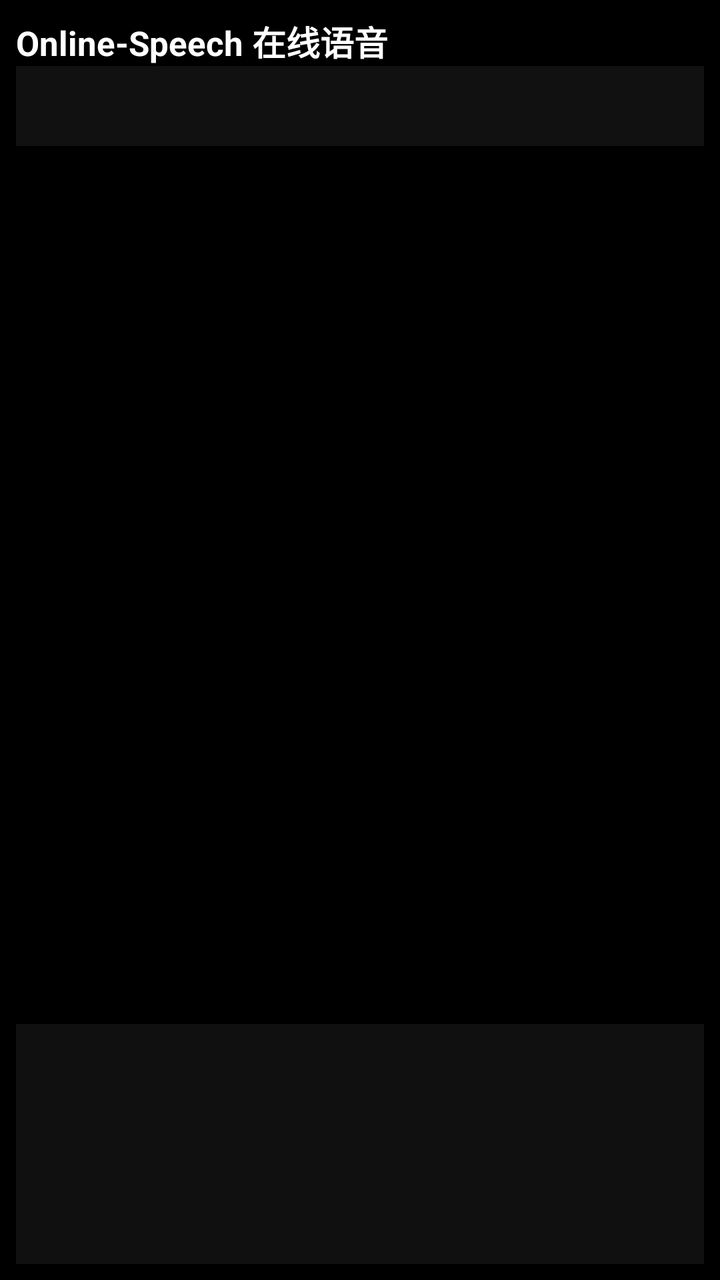
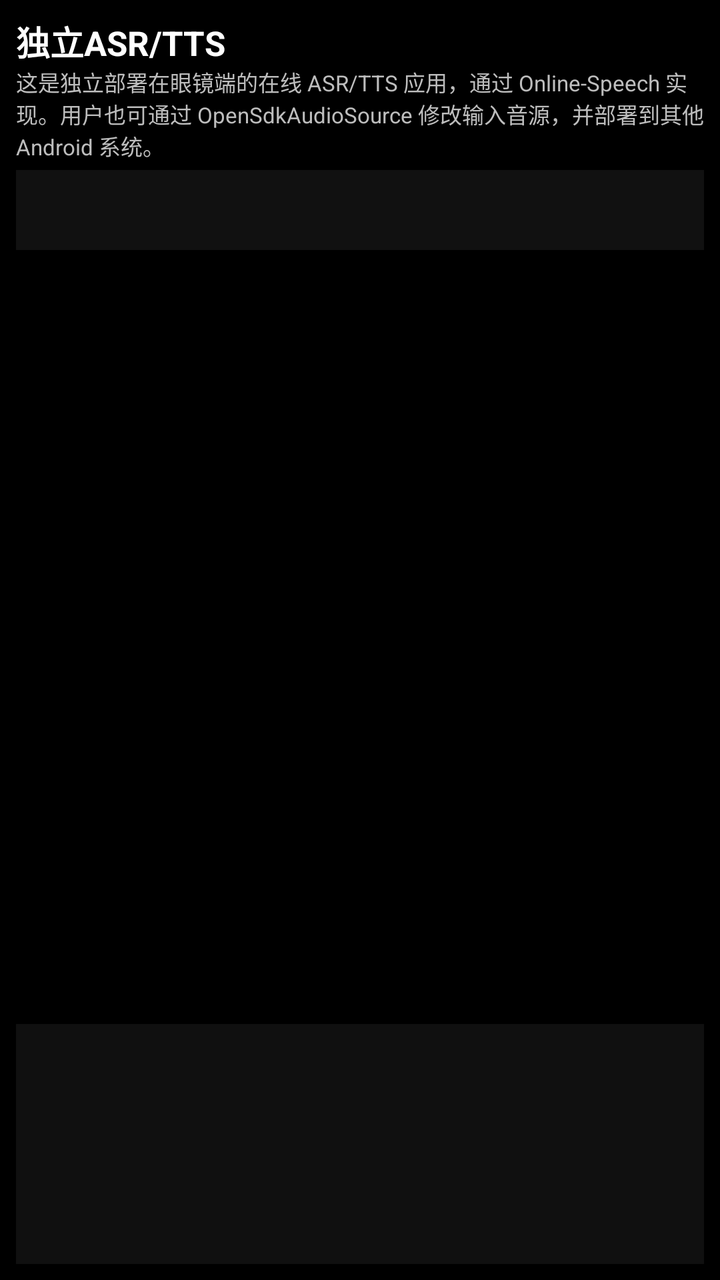

Before-and-after screenshots of an Android layout around one commit, followed by the original layout XML and the change that was made.
<!-- AndroidManifest.xml: application theme Theme.Glessedemo -->
<!-- res/layout/activity_private_speech.xml -->
<?xml version="1.0" encoding="utf-8"?>
<LinearLayout xmlns:android="http://schemas.android.com/apk/res/android"
    xmlns:app="http://schemas.android.com/apk/res-auto"
    android:layout_width="match_parent"
    android:layout_height="match_parent"
    android:background="#000000"
    android:orientation="vertical"
    android:padding="8dp">

    <TextView
        android:layout_width="match_parent"
        android:layout_height="wrap_content"
        android:text="Online-Speech 在线语音"
        android:textColor="#FFFFFF"
        android:textSize="17sp"
        android:textStyle="bold" />

    <com.google.android.material.tabs.TabLayout
        android:id="@+id/tabs_private_speech"
        android:layout_width="match_parent"
        android:layout_height="40dp"
        android:background="#111111"
        app:tabIndicatorColor="#1E88E5"
        app:tabSelectedTextColor="#FFFFFF"
        app:tabTextColor="#BBBBBB" />

    <androidx.viewpager2.widget.ViewPager2
        android:id="@+id/pager_private_speech"
        android:layout_width="match_parent"
        android:layout_height="0dp"
        android:layout_weight="1" />

    <TextView
        android:id="@+id/tv_private_speech_log"
        android:layout_width="match_parent"
        android:layout_height="120dp"
        android:background="#101010"
        android:padding="6dp"
        android:scrollbars="vertical"
        android:textColor="#DDDDDD"
        android:textSize="11sp" />

</LinearLayout>
<!-- resources referenced by this layout -->
<resources>
  <style name="Theme.Glessedemo" parent="Theme.AppCompat.Light.NoActionBar" />
</resources>

<!-- the commit's change to res/layout/activity_private_speech.xml (unified diff, before → after) -->
@@ -10,10 +10,18 @@
     <TextView
         android:layout_width="match_parent"
         android:layout_height="wrap_content"
-        android:text="Online-Speech 在线语音"
+        android:text="独立ASR/TTS"
         android:textColor="#FFFFFF"
         android:textSize="17sp"
         android:textStyle="bold" />
+
+    <TextView
+        android:layout_width="match_parent"
+        android:layout_height="wrap_content"
+        android:layout_marginBottom="4dp"
+        android:text="这是独立部署在眼镜端的在线 ASR/TTS 应用，通过 Online-Speech 实现。用户也可通过 OpenSdkAudioSource 修改输入音源，并部署到其他 Android 系统。"
+        android:textColor="#BDBDBD"
+        android:textSize="11sp" />
 
     <com.google.android.material.tabs.TabLayout
         android:id="@+id/tabs_private_speech"
